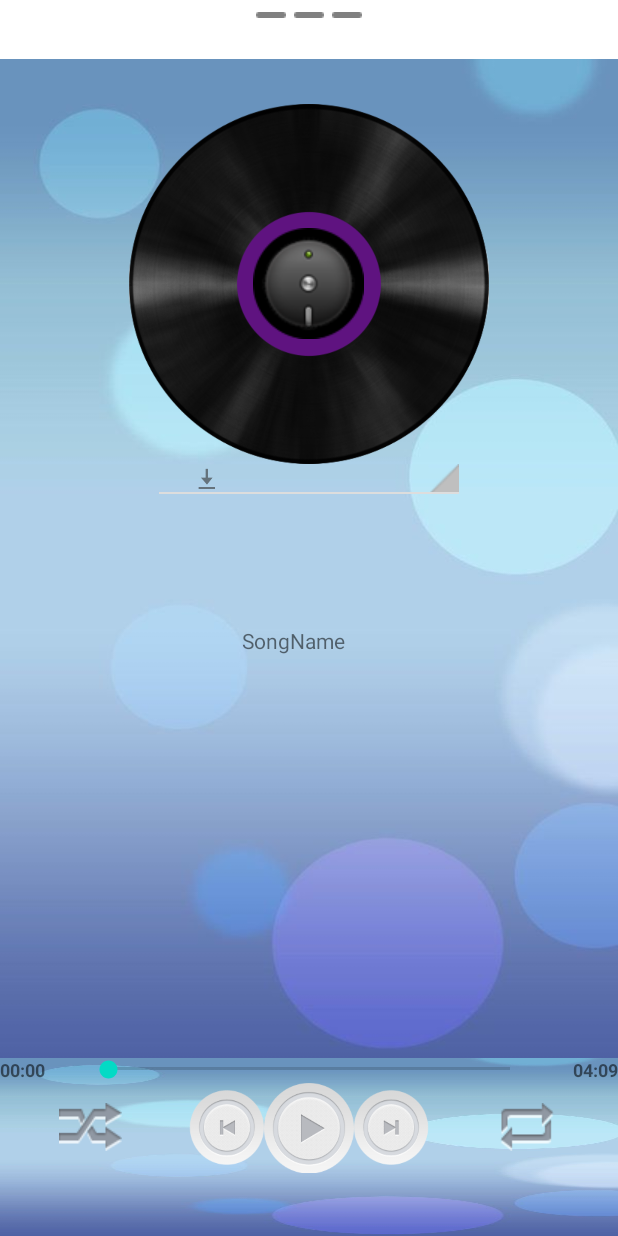
After one commit to TaCongNguyen/musicAppJava, an Android app: the layout playsong.xml on its own in the app's theme, with its tools: preview values and no code run, on a phone screen of 412 x 824 dp. The commit adds this screen. Run offline under Robolectric (Android 15) with nearby library versions, the phone set to English and light mode, and no system bars; Roboto replaces fonts that are not available here.

Commit message:
Revert "Merge branch 'main' of https://github.com/TaCongNguyen/musicAppJava into main"
This reverts commit 7b5c782d74391478b7297a2923082c2da028a58c, reversing
changes made to c6773ed19f348e23ef7426d010c58e0073a93306.

```diff
--- a/GenMusic/app/src/main/AndroidManifest.xml
+++ b/GenMusic/app/src/main/AndroidManifest.xml
@@ -15,9 +15,7 @@
         android:roundIcon="@mipmap/ic_launcher_round"
         android:supportsRtl="true"
         android:theme="@style/Theme.GenMusic">
-
         <activity android:name=".PlayNhacActivity"></activity>
-
         <activity android:name=".DanhsachbaihatActivity" />
         <activity android:name=".Setting" />
         <activity android:name=".UserSetting" />
--- a/GenMusic/app/src/main/java/com/example/genmusic/Fragment_Dia_nhac.java
+++ /dev/null
@@ -1,2 +0,0 @@
-package com.example.genmusic;public class Fragment_Dia_nhac {
-}
--- a/GenMusic/app/src/main/java/com/example/genmusic/Fragment_Play_DanhsachbaiHat.java
+++ /dev/null
@@ -1,2 +0,0 @@
-package com.example.genmusic;public class Fragment_Play_DanhsachbaiHat {
-}
--- a/GenMusic/app/src/main/java/com/example/genmusic/MainActivity.java
+++ b/GenMusic/app/src/main/java/com/example/genmusic/MainActivity.java
@@ -12,8 +12,6 @@ import android.view.View;
 import android.widget.EditText;
 import android.widget.ImageButton;
 
-import com.google.android.gms.auth.api.signin.GoogleSignIn;
-import com.google.android.gms.auth.api.signin.GoogleSignInAccount;
 import com.google.android.material.bottomnavigation.BottomNavigationView;
 
 public class MainActivity extends AppCompatActivity {
@@ -64,7 +62,6 @@ public class MainActivity extends AppCompatActivity {
 
 
     // CÁC HÀM XỬ LÝ -----------------------------------------------------
-
 
 
     private void setOnNavBar() {
--- a/GenMusic/app/src/main/java/com/example/genmusic/PlaynhacAdapter.java
+++ /dev/null
@@ -1,2 +0,0 @@
-package com.example.genmusic;public class PlaynhacAdapter {
-}
--- a/GenMusic/app/src/main/java/com/example/genmusic/ViewPagerPlaylistnhac.java
+++ /dev/null
@@ -1,2 +0,0 @@
-package com.example.genmusic;public class ViewPagerPlaylistnhac {
-}
--- a/GenMusic/app/src/main/res/drawable/cuttom_background_playnhac.xml
+++ /dev/null
@@ -1,4 +0,0 @@
-<?xml version="1.0" encoding="utf-8"?>
-<selector xmlns:android="http://schemas.android.com/apk/res/android">
-
-</selector>
--- a/GenMusic/app/src/main/res/layout/dong_playbaihat.xml
+++ /dev/null
@@ -1,6 +0,0 @@
-<?xml version="1.0" encoding="utf-8"?>
-<androidx.constraintlayout.widget.ConstraintLayout xmlns:android="http://schemas.android.com/apk/res/android"
-             android:layout_width="match_parent"
-             android:layout_height="match_parent">
-
-</androidx.constraintlayout.widget.ConstraintLayout>
--- a/GenMusic/app/src/main/res/layout/fragment_dianhac.xml
+++ /dev/null
@@ -1,6 +0,0 @@
-<?xml version="1.0" encoding="utf-8"?>
-<androidx.constraintlayout.widget.ConstraintLayout xmlns:android="http://schemas.android.com/apk/res/android"
-             android:layout_width="match_parent"
-             android:layout_height="match_parent">
-
-</androidx.constraintlayout.widget.ConstraintLayout>
--- a/GenMusic/app/src/main/res/layout/fragmentplaydanhsachbaihat.xml
+++ /dev/null
@@ -1,6 +0,0 @@
-<?xml version="1.0" encoding="utf-8"?>
-<androidx.constraintlayout.widget.ConstraintLayout xmlns:android="http://schemas.android.com/apk/res/android"
-             android:layout_width="match_parent"
-             android:layout_height="match_parent">
-
-</androidx.constraintlayout.widget.ConstraintLayout>
--- /dev/null
+++ b/GenMusic/app/src/main/res/layout/playsong.xml
@@ -0,0 +1,233 @@
+<?xml version="1.0" encoding="utf-8"?>
+<RelativeLayout xmlns:android="http://schemas.android.com/apk/res/android"
+    xmlns:app="http://schemas.android.com/apk/res-auto"
+    android:layout_width="match_parent"
+    android:layout_height="match_parent" >
+
+    <RelativeLayout
+        android:id="@+id/rlTabSlide"
+        android:layout_width="match_parent"
+        android:layout_height="20dp" >
+
+        <LinearLayout
+            android:layout_width="wrap_content"
+            android:layout_height="wrap_content"
+            android:layout_centerInParent="true"
+            android:orientation="horizontal" >
+
+            <ImageView
+                android:id="@+id/imgTab1"
+                android:layout_width="wrap_content"
+                android:layout_height="wrap_content"
+                android:scaleType="centerInside"
+                android:src="@drawable/ic_player_slider" />
+
+            <ImageView
+                android:id="@+id/imgTab2"
+                android:layout_width="wrap_content"
+                android:layout_height="wrap_content"
+                android:paddingLeft="5dp"
+                android:scaleType="centerInside"
+                android:src="@drawable/ic_player_slider" />
+
+            <ImageView
+                android:id="@+id/imgTab3"
+                android:layout_width="wrap_content"
+                android:layout_height="wrap_content"
+                android:paddingLeft="5dp"
+                android:scaleType="centerInside"
+                android:src="@drawable/ic_player_slider" />
+        </LinearLayout>
+    </RelativeLayout>
+
+    <RelativeLayout
+        android:id="@+id/rlMainPlayMusic"
+        android:layout_width="match_parent"
+        android:layout_height="120dp"
+        android:layout_alignParentBottom="true"
+        android:background="@drawable/ic_background">
+">
+
+        <RelativeLayout
+            android:id="@+id/rlSeekBarLayout"
+            android:layout_width="match_parent"
+            android:layout_height="wrap_content"
+            android:layout_alignParentTop="true" >
+
+            <TextView
+                android:id="@+id/txtCurrentTime"
+                android:layout_width="wrap_content"
+                android:layout_height="wrap_content"
+                android:layout_centerVertical="true"
+                android:text="00:00"
+                android:textSize="12sp"
+                android:textStyle="bold" />
+
+            <TextView
+                android:id="@+id/txtMaxTime"
+                android:layout_width="wrap_content"
+                android:layout_height="wrap_content"
+                android:layout_alignParentRight="true"
+                android:layout_centerVertical="true"
+                android:text="04:09"
+                android:textSize="12sp"
+                android:textStyle="bold" />
+
+            <SeekBar
+                android:id="@+id/seekBar"
+                android:layout_width="300dp"
+                android:layout_height="wrap_content"
+                android:layout_centerInParent="true"
+                android:indeterminate="false"
+                android:maxHeight="5dp"
+                android:progress="0"
+                 />
+        </RelativeLayout>
+
+        <RelativeLayout
+            android:layout_width="match_parent"
+            android:layout_height="wrap_content"
+            android:layout_below="@+id/rlSeekBarLayout" >
+
+            <RelativeLayout
+                android:id="@+id/rlRandom"
+                android:layout_width="50dp"
+                android:layout_height="50dp"
+                android:layout_centerVertical="true"
+                android:layout_marginLeft="35dp" >
+
+                <ImageView
+                    android:id="@+id/imgRanDom"
+                    android:layout_width="wrap_content"
+                    android:layout_height="wrap_content"
+                    android:layout_centerInParent="true"
+                    android:scaleType="centerInside"
+                    android:src="@drawable/ic_player_shuffle_off" />
+            </RelativeLayout>
+
+            <RelativeLayout
+                android:id="@+id/rlLayoutPlayer"
+                android:layout_width="wrap_content"
+                android:layout_height="wrap_content"
+                android:layout_centerInParent="true" >
+
+                <ImageView
+                    android:id="@+id/imgPreviousButton"
+                    android:layout_width="50dp"
+                    android:layout_height="50dp"
+                    android:layout_centerVertical="true"
+                    android:scaleType="centerInside"
+                    android:src="@drawable/ic_player_prev" />
+
+                <ImageView
+                    android:id="@+id/imgPlayPauseButton"
+                    android:layout_width="60dp"
+                    android:layout_height="60dp"
+                    android:layout_centerVertical="true"
+                    android:layout_toRightOf="@+id/imgPreviousButton"
+                    android:scaleType="centerInside"
+                    android:src="@drawable/ic_player_play" />
+
+                <ImageView
+                    android:id="@+id/imgNextButton"
+                    android:layout_width="50dp"
+                    android:layout_height="50dp"
+                    android:layout_centerVertical="true"
+                    android:layout_toRightOf="@+id/imgPlayPauseButton"
+                    android:scaleType="centerInside"
+                    android:src="@drawable/ic_player_next" />
+            </RelativeLayout>
+
+            <RelativeLayout
+                android:id="@+id/rlLoop"
+                android:layout_width="50dp"
+                android:layout_height="50dp"
+                android:layout_alignParentRight="true"
+                android:layout_centerVertical="true"
+                android:layout_marginRight="35dp" >
+
+                <ImageView
+                    android:id="@+id/imgLoop"
+                    android:layout_width="wrap_content"
+                    android:layout_height="wrap_content"
+                    android:layout_centerInParent="true"
+                    android:src="@drawable/ic_player_repeat_off" />
+            </RelativeLayout>
+        </RelativeLayout>
+    </RelativeLayout>
+
+    <RelativeLayout
+        android:id="@+id/view_pager_music"
+        android:layout_width="match_parent"
+        android:layout_height="666dp"
+        android:layout_above="@+id/rlMainPlayMusic"
+        android:layout_centerVertical="true"
+        android:layout_marginBottom="-1dp"
+        android:background="@drawable/ic_background">
+
+        <RelativeLayout
+            android:id="@+id/rlTool"
+            android:layout_width="200dp"
+            android:layout_height="20dp"
+            android:layout_below="@+id/rlPlayMusic"
+            android:layout_centerHorizontal="true">
+
+            <ImageView
+                android:id="@+id/imgDownLoad"
+                android:layout_width="wrap_content"
+                android:layout_height="wrap_content"
+                android:layout_alignParentLeft="true"
+                android:src="@drawable/ic_action_download" />
+
+            <ImageView
+                android:id="@+id/imgDownRight"
+                android:layout_width="wrap_content"
+                android:layout_height="wrap_content"
+                android:layout_alignParentRight="true"
+                android:src="@drawable/ic_down_right_arrow" />
+
+            <View
+                android:layout_width="match_parent"
+                android:layout_height="1dp"
+                android:layout_alignParentBottom="true"
+                android:background="#DDDDDD" />
+        </RelativeLayout>
+
+        <RelativeLayout
+            android:id="@+id/rlPlayMusic"
+            android:layout_width="240dp"
+            android:layout_height="240dp"
+            android:layout_centerHorizontal="true"
+            android:layout_marginTop="30dp">
+
+            <ImageView
+                android:id="@+id/imgCD"
+                android:layout_width="wrap_content"
+                android:layout_height="wrap_content"
+                android:layout_centerInParent="true"
+                android:adjustViewBounds="true"
+                android:scaleType="centerInside"
+                android:src="@drawable/default_cover_big" />
+
+            <ImageView
+                android:layout_width="wrap_content"
+                android:layout_height="wrap_content"
+                android:layout_centerInParent="true"
+                android:src="@drawable/ic_cd_center" />
+        </RelativeLayout>
+
+        <TextView
+            android:id="@+id/textView"
+            android:layout_width="91dp"
+            android:layout_height="31dp"
+            android:layout_below="@+id/rlTool"
+            android:layout_alignStart="@+id/rlTool"
+            android:layout_alignEnd="@+id/rlTool"
+            android:layout_alignParentBottom="true"
+            android:layout_marginStart="55dp"
+            android:layout_marginTop="88dp"
+            android:layout_marginEnd="55dp"
+            android:layout_marginBottom="203dp"
+            android:text="SongName" />
+    </RelativeLayout>
+</RelativeLayout>
--- a/GenMusic/build.gradle
+++ b/GenMusic/build.gradle
@@ -3,7 +3,6 @@ buildscript {
     repositories {
         google()
         jcenter()
-        mavenCentral()
     }
     dependencies {
         classpath 'com.android.tools.build:gradle:4.2.1'
@@ -20,8 +19,6 @@ allprojects {
     }
 }
 
-
-
 task clean(type: Delete) {
     delete rootProject.buildDir
 }
```
Also changed, not shown: GenMusic/app/build.gradle (+0 -8 lines), GenMusic/app/src/main/java/com/example/genmusic/LoginActivity.java (+3 -68 lines), GenMusic/app/src/main/java/com/example/genmusic/UserSetting.java (+0 -71 lines), GenMusic/app/src/main/res/layout/activity_user_setting.xml (+5 -18 lines).
